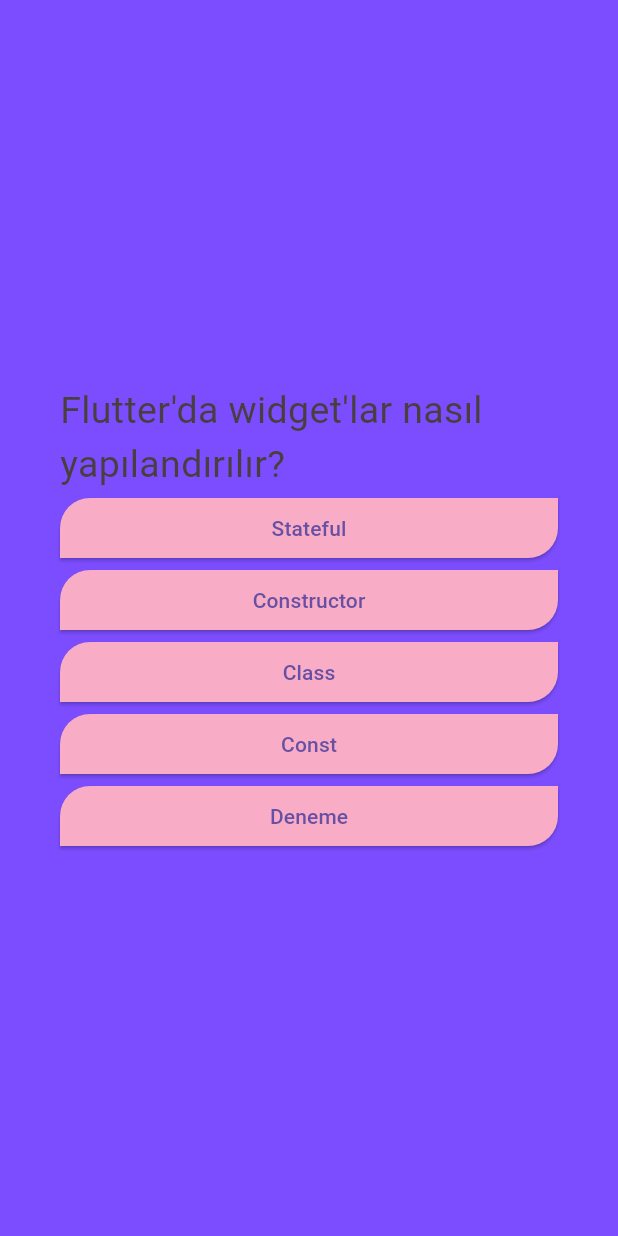
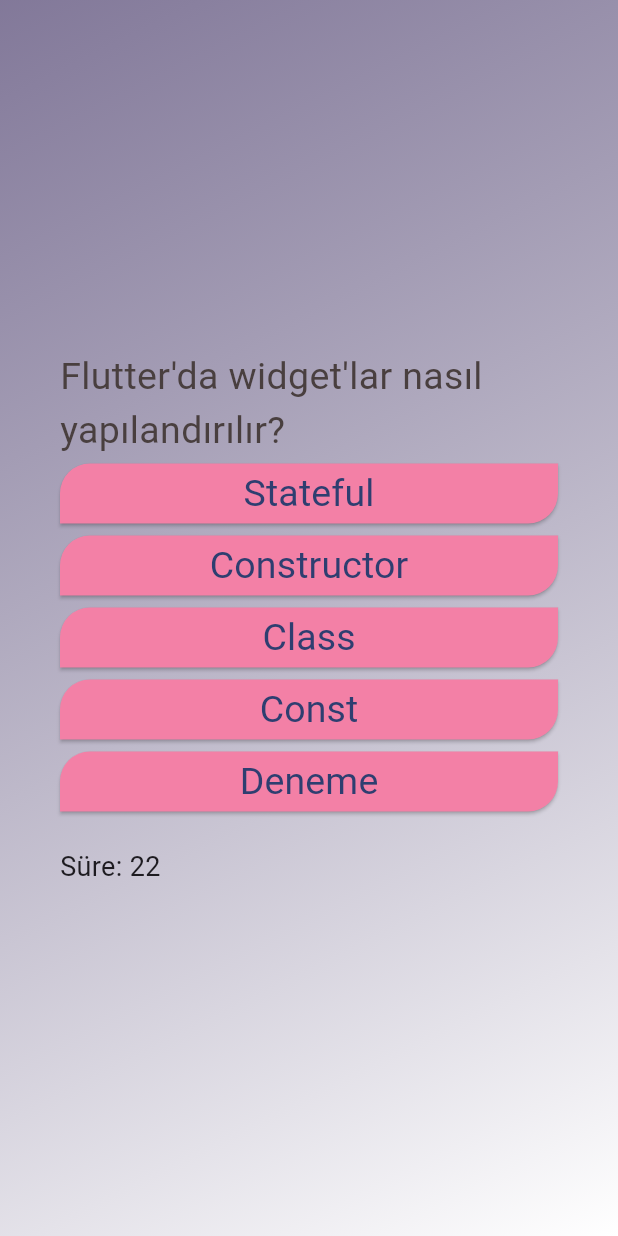
Before and after one commit to fatma1604/quizapp, a Flutter app: the QuizScreen screen opened by its route, after a tap on "Stateful", on a phone screen of 412 x 824 dp. Run offline on Flutter 3.47's test engine with Material 3 defaults, Android fonts, the light colour scheme and no system bars.

Commit message:
Süre Ekleme
Sorullara süre ekledim ve sonuç ekranı değiştirdim ve renklerini değiştirdim

```diff
--- a/quizapp/lib/config/constant/color.dart
+++ b/quizapp/lib/config/constant/color.dart
@@ -3,7 +3,7 @@
 final class AppColor {
   const AppColor._();
 
-  static const Color drawerBac = Colors.deepPurpleAccent;
+  static const Color drawerBac = Color.fromARGB(218, 109, 99, 136);
   static const Color button = Color.fromARGB(255, 243, 128, 166);
   // ignore: unnecessary_const
   static const Color golge = const Color.fromARGB(255, 95, 87, 87);
--- a/quizapp/lib/config/constant/text.dart
+++ b/quizapp/lib/config/constant/text.dart
@@ -6,6 +6,6 @@
   static const String wrong = 'Toplam Yanlış Sayınız';
   static const String question = 'Toplam Soru Sayınız';
   static const String questionApp = "Quiz App";
-  static const String oyun = "Oyuna Başla";
+  static const String oyun = "Qize Başla";
   static const String cikis = 'Log out';
 }
--- a/quizapp/lib/config/constant/text_them.dart
+++ b/quizapp/lib/config/constant/text_them.dart
@@ -20,28 +20,17 @@
     fontWeight: FontWeight.w400,
   );
 
-  static const TextStyle correctAnswerStyle = TextStyle(
-    fontSize: 20,
-    color: Color.fromARGB(255, 6, 233, 97),
-    fontWeight: FontWeight.bold,
-  );
-
-  static const TextStyle wrongAnswerStyle = TextStyle(
-    fontSize: 20,
-    color: Color.fromARGB(255, 233, 67, 6),
-    fontWeight: FontWeight.bold,
-  );
 
   static const TextStyle questionCountStyle = TextStyle(
-    fontSize: 20,
+    fontSize: 15,
     color: Color.fromARGB(255, 6, 59, 233),
     fontWeight: FontWeight.bold,
   );
 
   static const TextStyle question =
-      TextStyle(color:  Color.fromARGB(255, 73, 63, 63), fontSize: 25);
-  static const TextStyle writing =
-      TextStyle(color: Color.fromARGB(255, 243, 128, 166),
+      TextStyle(color: Color.fromARGB(255, 73, 63, 63), fontSize: 25);
+  static const TextStyle writing = TextStyle(
+      color: Color.fromARGB(255, 109, 93, 98),
       fontSize: 32,
       fontWeight: FontWeight.bold,
       letterSpacing: 1.5,
@@ -51,10 +40,8 @@
           color: Color.fromARGB(225, 160, 130, 243),
           offset: Offset(2.0, 2.0),
         ),
-       ]
-       );
+      ]);
 
   static const TextStyle questionApp =
-      TextStyle(color:  Color.fromARGB(255, 73, 63, 63), fontSize: 25);
-
+      TextStyle(color: Color.fromARGB(255, 73, 63, 63), fontSize: 25);
 }
--- a/quizapp/lib/widget/drawer_screen.dart
+++ b/quizapp/lib/widget/drawer_screen.dart
@@ -18,7 +18,7 @@
   @override
   Widget build(BuildContext context) {
     return Container(
-      color: AppColor.drawerBac,
+      color: Color.fromARGB(218, 179, 171, 201),
       child: Padding(
         padding: const EdgeInsets.only(top: 50, left: 40, bottom: 70),
         child: Column(
--- a/quizapp/lib/widget/finish_screen.dart
+++ b/quizapp/lib/widget/finish_screen.dart
@@ -15,6 +15,7 @@
   @override
   Widget build(BuildContext context) {
     return Scaffold(
+
       body: Stack(
         children: [
           DrawerScreen(),
--- a/quizapp/lib/widget/quizscreen.dart
+++ b/quizapp/lib/widget/quizscreen.dart
@@ -2,31 +2,58 @@
 import 'package:quizzscreen/config/constant/color.dart';
 import 'package:quizzscreen/config/constant/text_them.dart';
 import 'package:quizzscreen/data/questions.dart';
+import 'dart:async';
 
 class QuizScreen extends StatefulWidget {
-  // named argument
+  const QuizScreen({Key? key, required this.chooseAnswer}) : super(key: key);
 
-  // default argumentlar required olarak gelir
-  // named argumentlar required olarak gelmez, gerektiğinde işaretlenmesi gerekir.
-  const QuizScreen({super.key, required this.chooseAnswer});
   final void Function(String answer) chooseAnswer;
 
   @override
-  State<QuizScreen> createState() {
-    return _QuizState();
+  State<QuizScreen> createState() => _QuizState();
+}
+
+class _QuizState extends State<QuizScreen> {
+  int selectedQuestionIndex = 0;
+  int timerSeconds = 25;
+  bool isAnswered = false;
+  Timer? _timer;
+
+  @override
+  void initState() {
+    super.initState();
+    startTimer();
+  }
+
+  @override
+  void dispose() {
+    _timer?.cancel();
+    super.dispose();
+  }
+
+  void startTimer() {
+    _timer = Timer.periodic(Duration(seconds: 1), (Timer timer) {
+      setState(() {
+        if (timerSeconds > 0) {
+          timerSeconds--;
+        } else {
+          timer.cancel();
+          if (!isAnswered) {
+            changeQuestion();
           }
         }
-
-// navigator
-class _QuizState extends State<QuizScreen> {
-  int selectedQuestionIndex = 0;
+      });
+    });
+  }
 
   void changeQuestion() {
     setState(() {
-      if (questions.length - 1 > selectedQuestionIndex)
-        // ignore: curly_braces_in_flow_control_structures
+      isAnswered = false;
+      timerSeconds = 25;
+      if (questions.length - 1 > selectedQuestionIndex) {
         selectedQuestionIndex++;
-      else {
+        startTimer();
+      } else {
         // Quizi bitirme
       }
     });
@@ -35,26 +62,37 @@
   @override
   Widget build(BuildContext buildContext) {
     return Scaffold(
-      backgroundColor: AppColor.drawerBac,
-      body: Center(
+        body: Container(
+      decoration: BoxDecoration(
+        gradient: LinearGradient(
+          begin: Alignment.topLeft,
+          end: Alignment.bottomRight,
+          colors: [AppColor.drawerBac, Colors.white], // İki renk belirleyin
+        ),
+      ),
+      child: Center(
         child: Container(
           margin: const EdgeInsets.all(40),
           child: Column(
             crossAxisAlignment: CrossAxisAlignment.stretch,
             mainAxisAlignment: MainAxisAlignment.center,
             children: [
-              Text(questions[selectedQuestionIndex].question,
-                  style: AppTextTheme.question),
+              Text(
+                questions[selectedQuestionIndex].question,
+                style: AppTextTheme.question,
+              ),
               ...questions[selectedQuestionIndex].answers.map(
                 (answer) {
                   return ElevatedButton(
                     onPressed: () {
                       widget.chooseAnswer(answer);
+                      setState(() {
+                        isAnswered = true;
+                      });
                       changeQuestion();
                     },
                     style: ElevatedButton.styleFrom(
-                        backgroundColor:
-                            const Color.fromARGB(255, 248, 172, 197),
+                      backgroundColor: AppColor.button,
                       shape: const RoundedRectangleBorder(
                         borderRadius: BorderRadius.only(
                           topLeft: Radius.circular(20),
@@ -62,13 +100,19 @@
                         ),
                       ),
                     ),
-                      child: Text(answer));
+                    child: Text(answer,style:AppTextTheme.answerStyle ,),
+                  );
                 },
+              ),
+              SizedBox(height: 20),
+              Text(
+                'Süre: $timerSeconds',
+                style: TextStyle(fontSize: 18),
               ),
             ],
           ),
         ),
       ),
-    );
+    ));
   }
 }
```
Also changed, not shown: quizapp/lib/home_screen.dart (+20 -15 lines), quizapp/lib/widget/answerSummary.dart (+43 -46 lines). Lines whose indentation alone changed are shown as unchanged.
